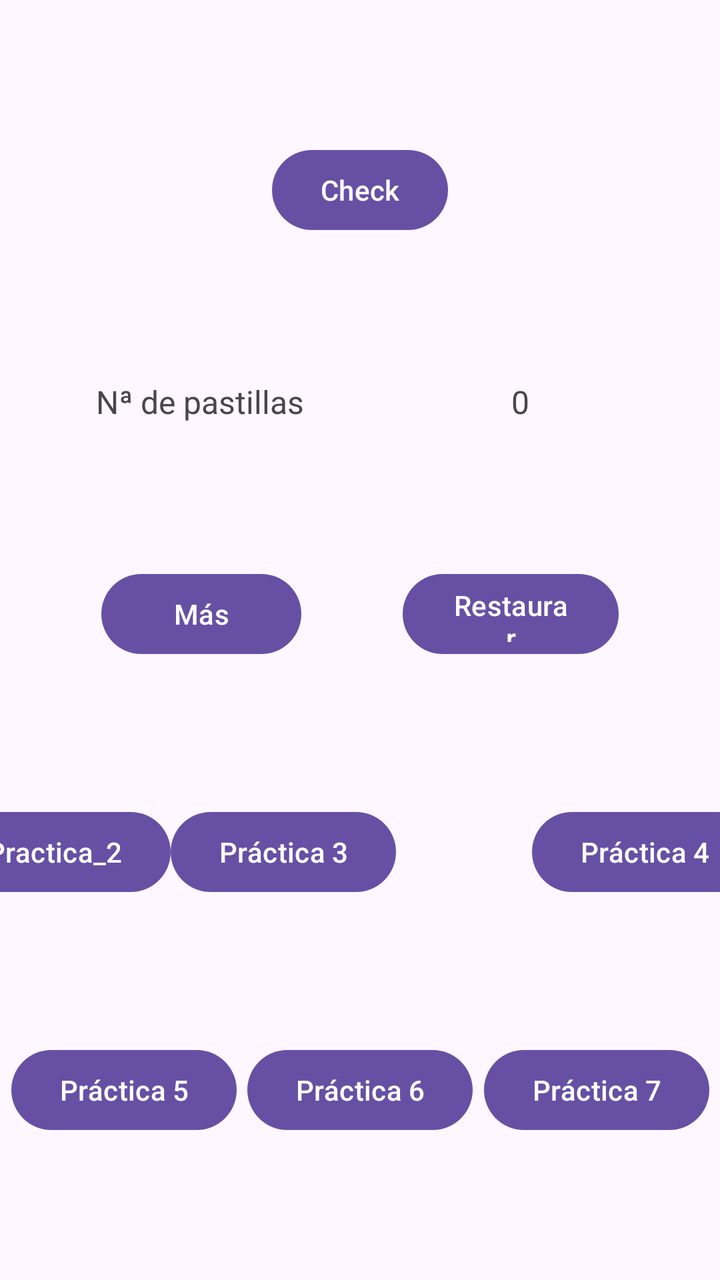
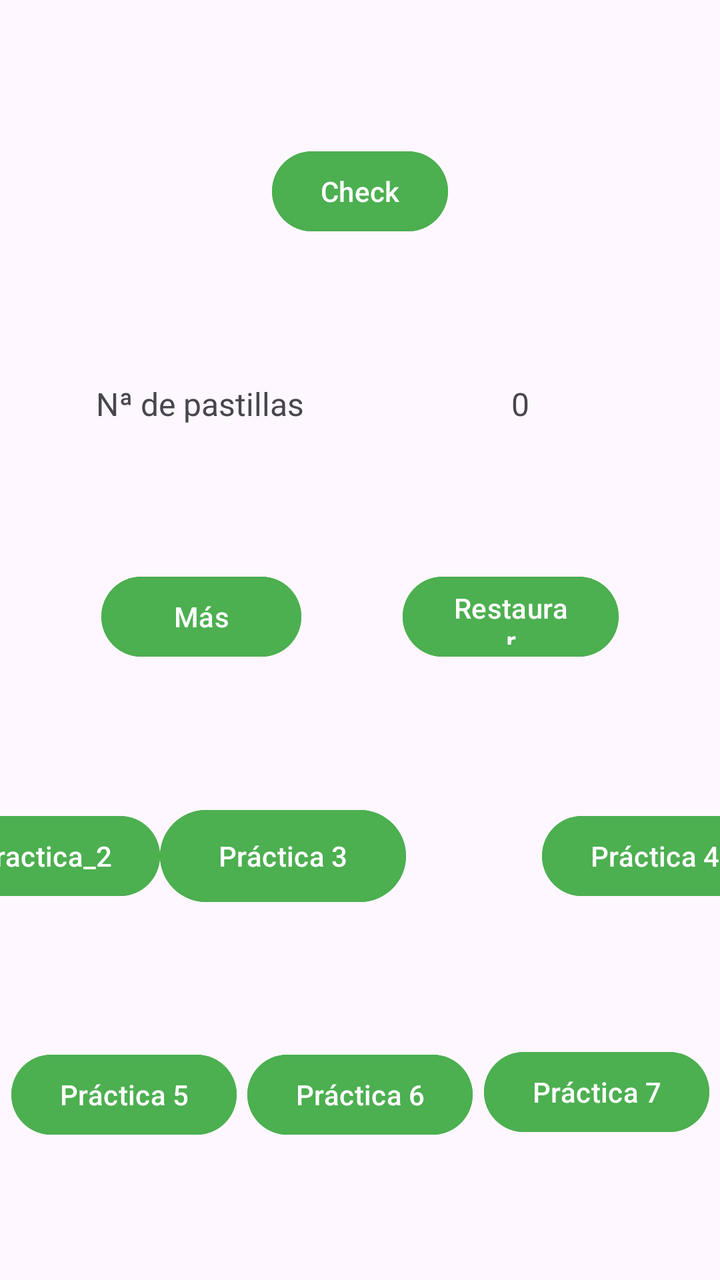

Screens rendered from an Android XML layout before and after an edit, with the pre-edit source and the edit as a unified diff.
<!-- AndroidManifest.xml: application theme Theme.ElPastillero -->
<!-- res/layout/activity_main.xml -->
<?xml version="1.0" encoding="utf-8"?>
<androidx.constraintlayout.widget.ConstraintLayout xmlns:android="http://schemas.android.com/apk/res/android"
    xmlns:app="http://schemas.android.com/apk/res-auto"
    xmlns:tools="http://schemas.android.com/tools"
    android:id="@+id/btnch"
    android:layout_width="match_parent"
    android:layout_height="match_parent"
    tools:context=".MainActivity">

    <Button
        android:id="@+id/btnCheck"
        android:layout_width="wrap_content"
        android:layout_height="wrap_content"
        android:text="@string/check"
        app:layout_constraintTop_toTopOf="parent"
        app:layout_constraintBottom_toTopOf="@id/lbn_pastillas"
        app:layout_constraintStart_toStartOf="parent"
        app:layout_constraintEnd_toEndOf="parent"
        />
    <TextView
        android:id="@+id/lbn_pastillas"
        android:layout_width="120dp"
        android:layout_height="wrap_content"
        android:gravity="center"
        android:text="@string/n_de_pastillas"
        android:textSize="16sp"
        app:layout_constraintTop_toBottomOf="@id/btnCheck"
        app:layout_constraintBottom_toTopOf="@id/incre"
        app:layout_constraintStart_toStartOf="parent"
        app:layout_constraintEnd_toStartOf="@id/contador"/>

    <TextView
        android:id="@+id/contador"
        android:layout_width="120dp"
        android:layout_height="wrap_content"
        android:gravity="center"
        android:text="@string/_0"
        android:textSize="16sp"
        app:layout_constraintTop_toBottomOf="@id/btnCheck"
        app:layout_constraintBottom_toTopOf="@id/incre"
        app:layout_constraintStart_toEndOf="@id/lbn_pastillas"
        app:layout_constraintEnd_toEndOf="parent"
        />

    <Button
        android:id="@+id/incre"
        android:layout_width="100dp"
        android:layout_height="wrap_content"
        android:text="@string/m_s"
        app:layout_constraintBottom_toTopOf="@id/btnPractica2"
        app:layout_constraintEnd_toStartOf="@id/reset"
        app:layout_constraintStart_toStartOf="parent"
        app:layout_constraintTop_toBottomOf="@id/lbn_pastillas" />

    <Button
        android:id="@+id/reset"
        android:layout_width="108dp"
        android:layout_height="48dp"
        android:text="@string/restaurar"
        app:layout_constraintTop_toBottomOf="@id/lbn_pastillas"
        app:layout_constraintBottom_toTopOf="@id/btnPractica2"
        app:layout_constraintStart_toEndOf="@id/incre"
        app:layout_constraintEnd_toEndOf="parent"
        />

    <Button
        android:id="@+id/btnPractica2"
        android:layout_width="wrap_content"
        android:layout_height="wrap_content"
        android:layout_marginStart="56dp"
        android:text="@string/Segunda_practica"
        app:layout_constraintBottom_toTopOf="@id/btnPractica5"
        app:layout_constraintTop_toBottomOf="@id/incre"
        app:layout_constraintStart_toStartOf="parent"
        app:layout_constraintEnd_toStartOf="@id/btnPractica3"
        />

    <Button
        android:id="@+id/btnPractica3"
        android:layout_width="wrap_content"
        android:layout_height="wrap_content"
        android:layout_marginEnd="68dp"
        android:text="Práctica 3"
        app:layout_constraintEnd_toStartOf="@id/btnPractica4"
        app:layout_constraintTop_toBottomOf="@id/incre"
        app:layout_constraintBottom_toTopOf="@id/btnPractica5"
        app:layout_constraintStart_toEndOf="@id/btnPractica2"
   />

    <Button
        android:id="@+id/btnPractica4"
        android:layout_width="wrap_content"
        android:layout_height="wrap_content"
        android:layout_marginEnd="68dp"
        android:text="Práctica 4"
        app:layout_constraintBottom_toTopOf="@id/btnPractica5"
        app:layout_constraintEnd_toEndOf="parent"
        app:layout_constraintStart_toEndOf="@id/btnPractica3"
        app:layout_constraintTop_toBottomOf="@id/reset"
        />

    <Button
        android:id="@+id/btnPractica5"
        android:layout_width="wrap_content"
        android:layout_height="wrap_content"
        android:text="Práctica 5"
        app:layout_constraintBottom_toBottomOf="parent"
        app:layout_constraintEnd_toStartOf="@id/btnPractica6"
        app:layout_constraintStart_toStartOf="parent"
        app:layout_constraintTop_toBottomOf="@id/btnPractica3" />


    <Button
        android:id="@+id/btnPractica6"
        android:layout_width="wrap_content"
        android:layout_height="wrap_content"
        android:text="Práctica 6"
        app:layout_constraintBottom_toBottomOf="parent"
        app:layout_constraintEnd_toStartOf="@id/btnPractica7"
        app:layout_constraintStart_toEndOf="@id/btnPractica5"
        app:layout_constraintTop_toBottomOf="@id/btnPractica3"
        />
    <Button
        android:id="@+id/btnPractica7"
        android:layout_width="wrap_content"
        android:layout_height="wrap_content"
        android:text="Práctica 7"
        app:layout_constraintBottom_toBottomOf="parent"
        app:layout_constraintEnd_toEndOf="parent"
        app:layout_constraintStart_toEndOf="@id/btnPractica6"
        app:layout_constraintTop_toBottomOf="@id/btnPractica4" />

</androidx.constraintlayout.widget.ConstraintLayout>
<!-- resources referenced by this layout -->
<resources>
  <string name="Segunda_practica">Practica_2</string>
  <string name="_0">0</string>
  <string name="check">Check</string>
  <string name="m_s">Más</string>
  <string name="n_de_pastillas">Nª de pastillas</string>
  <string name="restaurar">Restaurar</string>
  <style name="Theme.ElPastillero" parent="Base.Theme.ElPastillero" />
  <style name="Base.Theme.ElPastillero" parent="Theme.Material3.DayNight.NoActionBar">
          
          
      </style>
</resources>

<!-- the commit's change to res/layout/activity_main.xml (unified diff, before → after) -->
@@ -13,6 +13,7 @@
         android:layout_height="wrap_content"
         android:text="@string/check"
         app:layout_constraintTop_toTopOf="parent"
+        android:backgroundTint="#4CAF50"
         app:layout_constraintBottom_toTopOf="@id/lbn_pastillas"
         app:layout_constraintStart_toStartOf="parent"
         app:layout_constraintEnd_toEndOf="parent"
@@ -47,6 +48,7 @@
         android:layout_width="100dp"
         android:layout_height="wrap_content"
         android:text="@string/m_s"
+        android:backgroundTint="#4CAF50"
         app:layout_constraintBottom_toTopOf="@id/btnPractica2"
         app:layout_constraintEnd_toStartOf="@id/reset"
         app:layout_constraintStart_toStartOf="parent"
@@ -57,6 +59,7 @@
         android:layout_width="108dp"
         android:layout_height="48dp"
         android:text="@string/restaurar"
+        android:backgroundTint="#4CAF50"
         app:layout_constraintTop_toBottomOf="@id/lbn_pastillas"
         app:layout_constraintBottom_toTopOf="@id/btnPractica2"
         app:layout_constraintStart_toEndOf="@id/incre"
@@ -68,24 +71,24 @@
         android:layout_width="wrap_content"
         android:layout_height="wrap_content"
         android:layout_marginStart="56dp"
+        android:backgroundTint="#4CAF50"
         android:text="@string/Segunda_practica"
+        app:layout_constraintTop_toBottomOf="@id/incre"
         app:layout_constraintBottom_toTopOf="@id/btnPractica5"
-        app:layout_constraintTop_toBottomOf="@id/incre"
         app:layout_constraintStart_toStartOf="parent"
-        app:layout_constraintEnd_toStartOf="@id/btnPractica3"
-        />
+        app:layout_constraintEnd_toStartOf="@id/btnPractica3"        />
 
     <Button
         android:id="@+id/btnPractica3"
-        android:layout_width="wrap_content"
-        android:layout_height="wrap_content"
+        android:layout_width="123dp"
+        android:layout_height="54dp"
         android:layout_marginEnd="68dp"
+        android:backgroundTint="#4CAF50"
         android:text="Práctica 3"
+        app:layout_constraintBottom_toTopOf="@id/btnPractica6"
         app:layout_constraintEnd_toStartOf="@id/btnPractica4"
-        app:layout_constraintTop_toBottomOf="@id/incre"
-        app:layout_constraintBottom_toTopOf="@id/btnPractica5"
         app:layout_constraintStart_toEndOf="@id/btnPractica2"
-   />
+        app:layout_constraintTop_toBottomOf="@id/incre" />
 
     <Button
         android:id="@+id/btnPractica4"
@@ -93,6 +96,7 @@
         android:layout_height="wrap_content"
         android:layout_marginEnd="68dp"
         android:text="Práctica 4"
+        android:backgroundTint="#4CAF50"
         app:layout_constraintBottom_toTopOf="@id/btnPractica5"
         app:layout_constraintEnd_toEndOf="parent"
         app:layout_constraintStart_toEndOf="@id/btnPractica3"
@@ -104,6 +108,7 @@
         android:layout_width="wrap_content"
         android:layout_height="wrap_content"
         android:text="Práctica 5"
+        android:backgroundTint="#4CAF50"
         app:layout_constraintBottom_toBottomOf="parent"
         app:layout_constraintEnd_toStartOf="@id/btnPractica6"
         app:layout_constraintStart_toStartOf="parent"
@@ -115,6 +120,7 @@
         android:layout_width="wrap_content"
         android:layout_height="wrap_content"
         android:text="Práctica 6"
+        android:backgroundTint="#4CAF50"
         app:layout_constraintBottom_toBottomOf="parent"
         app:layout_constraintEnd_toStartOf="@id/btnPractica7"
         app:layout_constraintStart_toEndOf="@id/btnPractica5"
@@ -125,6 +131,7 @@
         android:layout_width="wrap_content"
         android:layout_height="wrap_content"
         android:text="Práctica 7"
+        android:backgroundTint="#4CAF50"
         app:layout_constraintBottom_toBottomOf="parent"
         app:layout_constraintEnd_toEndOf="parent"
         app:layout_constraintStart_toEndOf="@id/btnPractica6"
